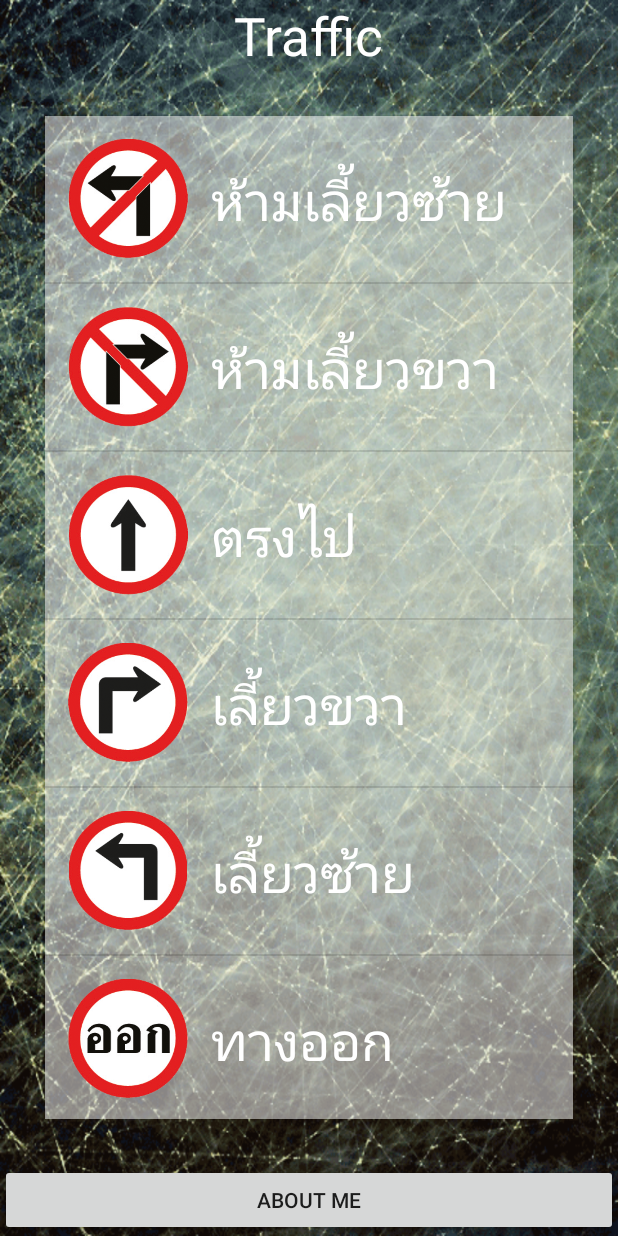
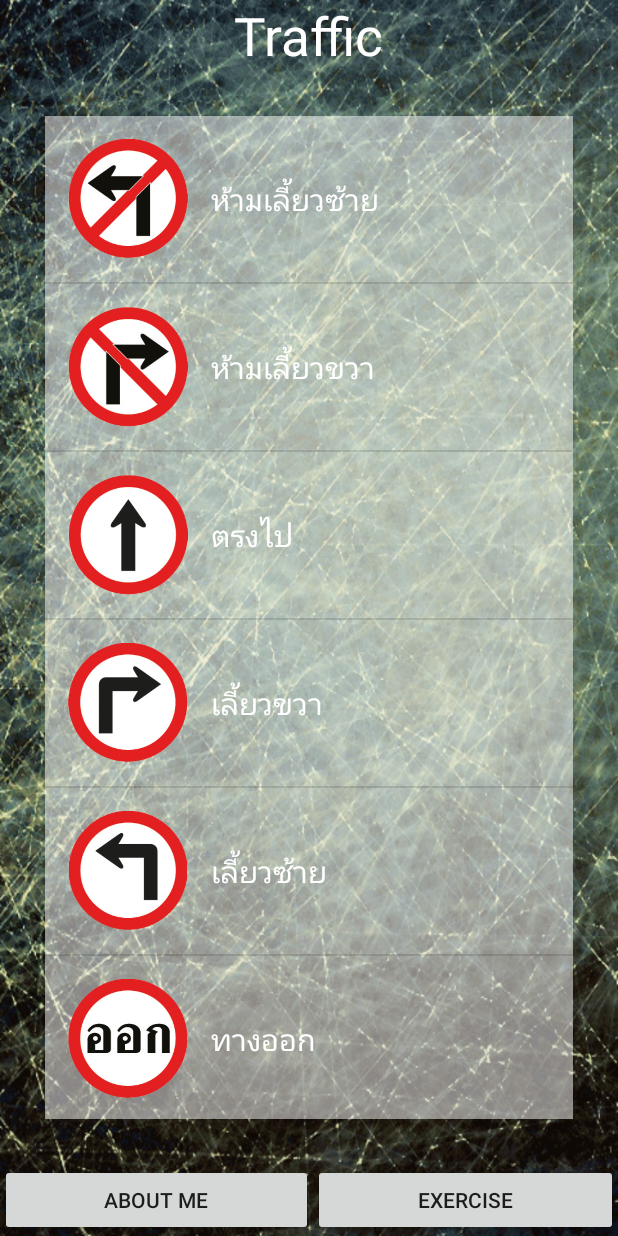
Before and after one commit to Pichit-V/BU_Traffic, an Android app: the screen it shows after launch (MainActivity), on a phone screen of 412 x 824 dp. Run offline under Robolectric (Android 15) with nearby library versions, the phone set to English and light mode, and no system bars.

Commit message:
Add Button

```diff
--- a/app/src/main/java/bu/pichit/butraffic/MainActivity.java
+++ b/app/src/main/java/bu/pichit/butraffic/MainActivity.java
@@ -6,6 +6,7 @@ import android.net.Uri;
 import android.support.v7.app.AppCompatActivity;
 import android.os.Bundle;
 import android.view.View;
+import android.widget.AdapterView;
 import android.widget.Button;
 import android.widget.ListView;
 
@@ -37,7 +38,7 @@ public class MainActivity extends AppCompatActivity {
     private void createListView() {
 
         // Setup Array
-        String[] strTitle = new String[20];
+        final String[] strTitle = new String[20];
         strTitle[0] = "ห้ามเลี้ยวซ้าย";
         strTitle[1] = "ห้ามเลี้ยวขวา";
         strTitle[2] = "ตรงไป";
@@ -59,7 +60,7 @@ public class MainActivity extends AppCompatActivity {
         strTitle[18] = "จำกัดความกว้าง";
         strTitle[19] = "จำกัดความสูง";
 
-        int[] intIcon = {R.drawable.traffic_01, R.drawable.traffic_02,
+        final int[] intIcon = {R.drawable.traffic_01, R.drawable.traffic_02,
                 R.drawable.traffic_03, R.drawable.traffic_04, R.drawable.traffic_05,
                 R.drawable.traffic_06, R.drawable.traffic_07, R.drawable.traffic_08,
                 R.drawable.traffic_09, R.drawable.traffic_10, R.drawable.traffic_11,
@@ -69,6 +70,17 @@ public class MainActivity extends AppCompatActivity {
 
         MyAdapter objMyAdapter = new MyAdapter(MainActivity.this, strTitle, intIcon);
         trafficListView.setAdapter(objMyAdapter);
+
+        trafficListView.setOnItemClickListener(new AdapterView.OnItemClickListener() {
+            @Override
+            public void onItemClick(AdapterView<?> parent, View view, int position, long id) {
+                Intent objIntent = new Intent(MainActivity.this, DetailActivity.class);
+                objIntent.putExtra("Title", strTitle[position]);
+                objIntent.putExtra("Image", intIcon[position]);
+                objIntent.putExtra("Index", position);
+                startActivity(objIntent);
+            }   // event
+        });
     } // createListView
 
     private void buttonController() {
--- a/app/src/main/res/layout/activity_main.xml
+++ b/app/src/main/res/layout/activity_main.xml
@@ -10,7 +10,7 @@
         android:orientation="vertical"
         android:layout_width="match_parent"
         android:layout_height="match_parent"
-        android:layout_above="@+id/button">
+        android:layout_above="@+id/my_linear">
 
         <TextView
             android:layout_width="wrap_content"
@@ -29,10 +29,27 @@
             android:background="#82ffffff" />
     </LinearLayout>
 
-    <Button
+    <LinearLayout
+        android:orientation="horizontal"
         android:layout_width="match_parent"
         android:layout_height="wrap_content"
-        android:text="ABOUT ME"
-        android:id="@+id/button"
-        android:layout_alignParentBottom="true" />
+        android:id="@+id/my_linear"
+        android:layout_alignParentBottom="true">
+
+        <Button
+            android:layout_width="wrap_content"
+            android:layout_height="wrap_content"
+            android:text="ABOUT ME"
+            android:id="@+id/button"
+            android:layout_alignParentBottom="true"
+            android:layout_weight="1" />
+
+        <Button
+            android:layout_width="wrap_content"
+            android:layout_height="wrap_content"
+            android:text="Exercise"
+            android:id="@+id/button2"
+            android:layout_weight="1" />
+    </LinearLayout>
+
 </RelativeLayout>
--- a/app/src/main/res/layout/my_listview.xml
+++ b/app/src/main/res/layout/my_listview.xml
@@ -14,7 +14,7 @@
         android:layout_height="wrap_content"
         android:text="New Text"
         android:id="@+id/textView2"
-        android:textSize="@dimen/h1"
+        android:textSize="@dimen/h2"
         android:layout_gravity="center_vertical"
         android:textColor="@color/text" />
 </LinearLayout>
```
Also changed, not shown: app/src/main/java/bu/pichit/butraffic/DetailActivity.java (+35 -1 lines), app/src/main/res/layout/activity_detail.xml (+29 -2 lines), app/src/main/res/values/detail.xml (added, +29 -0 lines).
